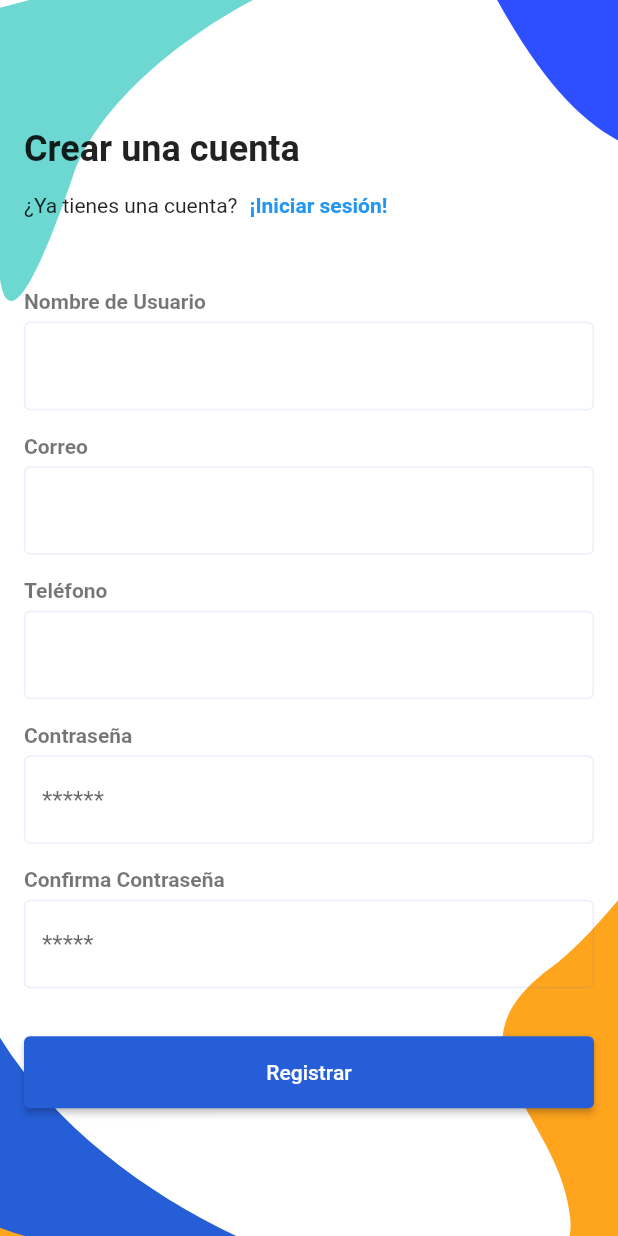
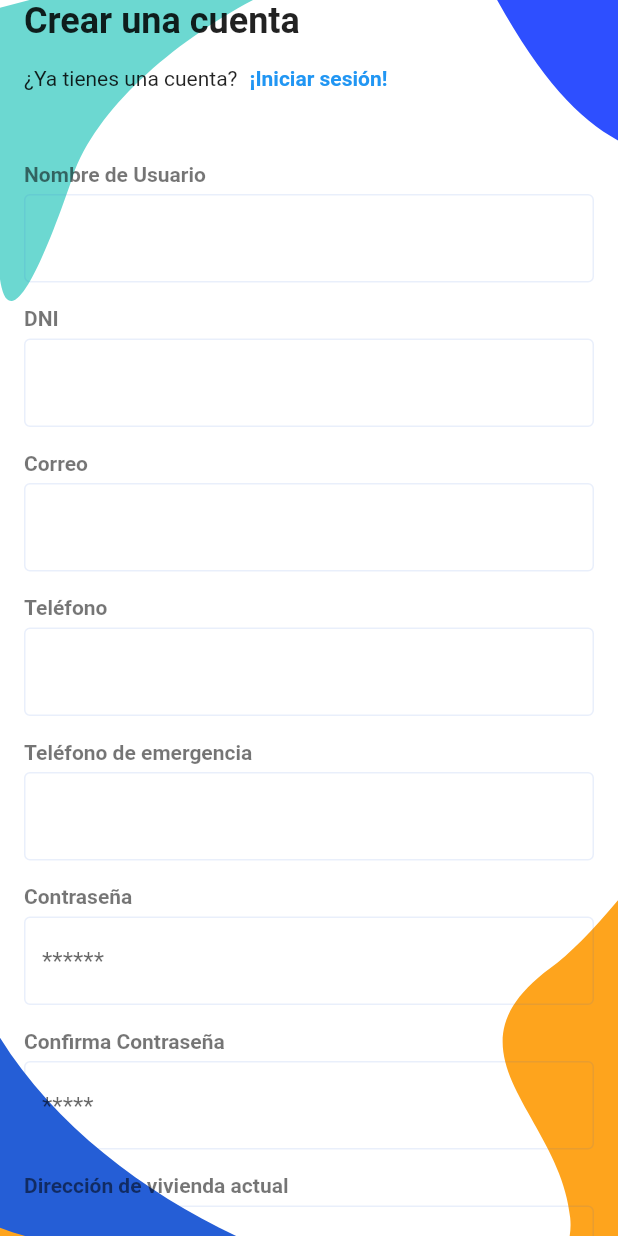
Before and after one commit to asloth/doctor_app, a Flutter app: the SignUpScreen screen opened directly, on a phone screen of 412 x 824 dp. Run offline on Flutter 3.47's test engine with Material 2 defaults, Android fonts, the phone set to English and light mode, and no system bars; our stand-ins replace flutter_svg, form_field_validator, google_nav_bar.

Commit message:
se agrego dni y direccion en signup y campos de receta y diagnostico en attencioncard

```diff
--- a/lib/screens/attention/components/attention_card.dart
+++ b/lib/screens/attention/components/attention_card.dart
@@ -53,7 +53,7 @@ class AttentionCard extends StatelessWidget {
           ),
           AttentionItem(
             info: diagnose,
-            description: 'Diagóstico: ',
+            description: 'Diagnóstico: ',
           ),
           AttentionItem(
             info: conclusion,
--- a/lib/screens/auth/components/sign_up_form.dart
+++ b/lib/screens/auth/components/sign_up_form.dart
@@ -11,7 +11,12 @@ class SignUpForm extends StatelessWidget {
 
   final GlobalKey formKey;
 
-  late String _userName, _email, _password, _phoneNumber;
+  late String _userName,
+      _email,
+      _password,
+      _phoneNumber,
+      _emergencyPhoneNumber,
+      _address;
 
   @override
   Widget build(BuildContext context) {
@@ -25,6 +30,14 @@ class SignUpForm extends StatelessWidget {
             decoration: InputDecoration(hintText: ""),
             validator:
                 RequiredValidator(errorText: "Requiere nombre de Usuario"),
+            // Let's save our username
+            onSaved: (username) => _userName = username!,
+          ),
+          const SizedBox(height: defaultPadding),
+          TextFieldName(text: "DNI"),
+          TextFormField(
+            decoration: InputDecoration(hintText: ""),
+            validator: RequiredValidator(errorText: "Requiere número de DNI"),
             // Let's save our username
             onSaved: (username) => _userName = username!,
           ),
@@ -51,6 +64,16 @@ class SignUpForm extends StatelessWidget {
             onSaved: (phoneNumber) => _phoneNumber = phoneNumber!,
           ),
           const SizedBox(height: defaultPadding),
+          TextFieldName(text: "Teléfono de emergencia"),
+          // Same for phone number
+          TextFormField(
+            keyboardType: TextInputType.phone,
+            decoration: InputDecoration(hintText: ""),
+            validator:
+                RequiredValidator(errorText: "¡Ingrese un número válido!"),
+            onSaved: (ephoneNumber) => _emergencyPhoneNumber = ephoneNumber!,
+          ),
+          const SizedBox(height: defaultPadding),
           TextFieldName(text: "Contraseña"),
 
           TextFormField(
@@ -71,6 +94,15 @@ class SignUpForm extends StatelessWidget {
             validator: (pass) =>
                 MatchValidator(errorText: "La contraseña no coincide")
                     .validateMatch(pass!, _password),
+          ),
+          const SizedBox(height: defaultPadding),
+          TextFieldName(text: "Dirección de vivienda actual"),
+          TextFormField(
+            obscureText: true,
+            decoration: InputDecoration(hintText: ""),
+            validator: RequiredValidator(errorText: "Requiere una dirección"),
+            // Let's save our username
+            onSaved: (address) => _address = address!,
           ),
         ],
       ),
```
